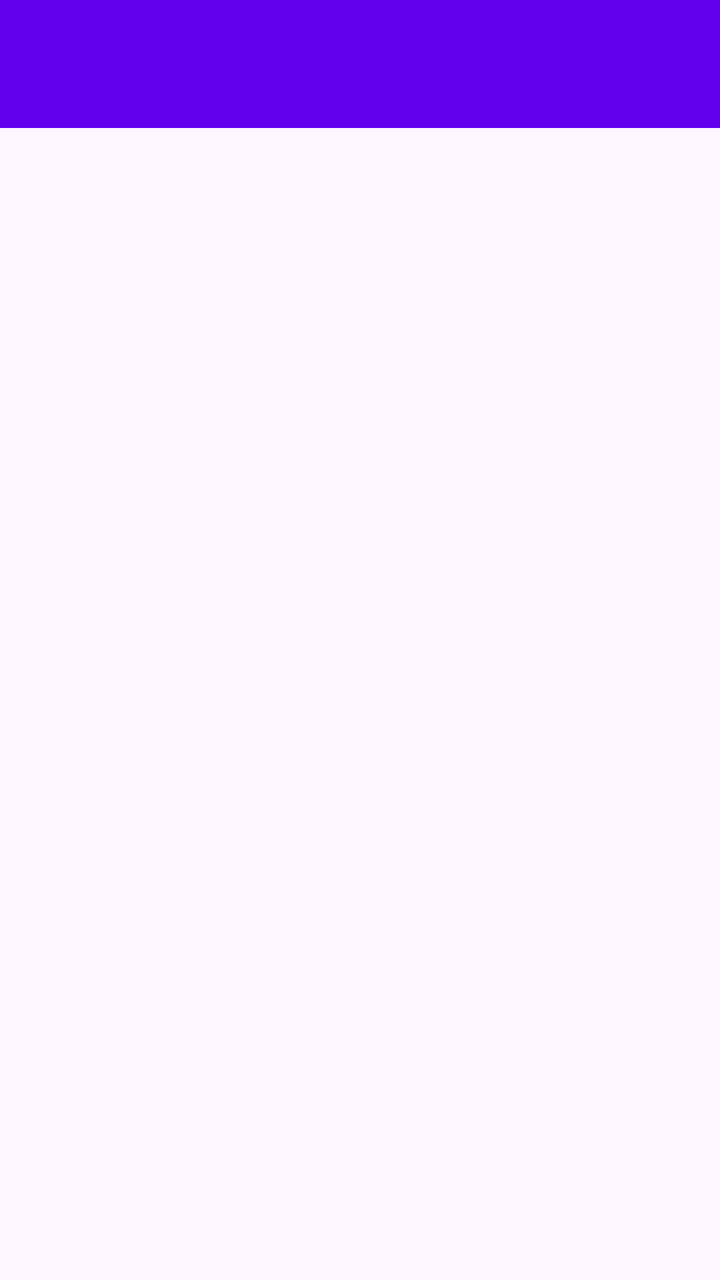
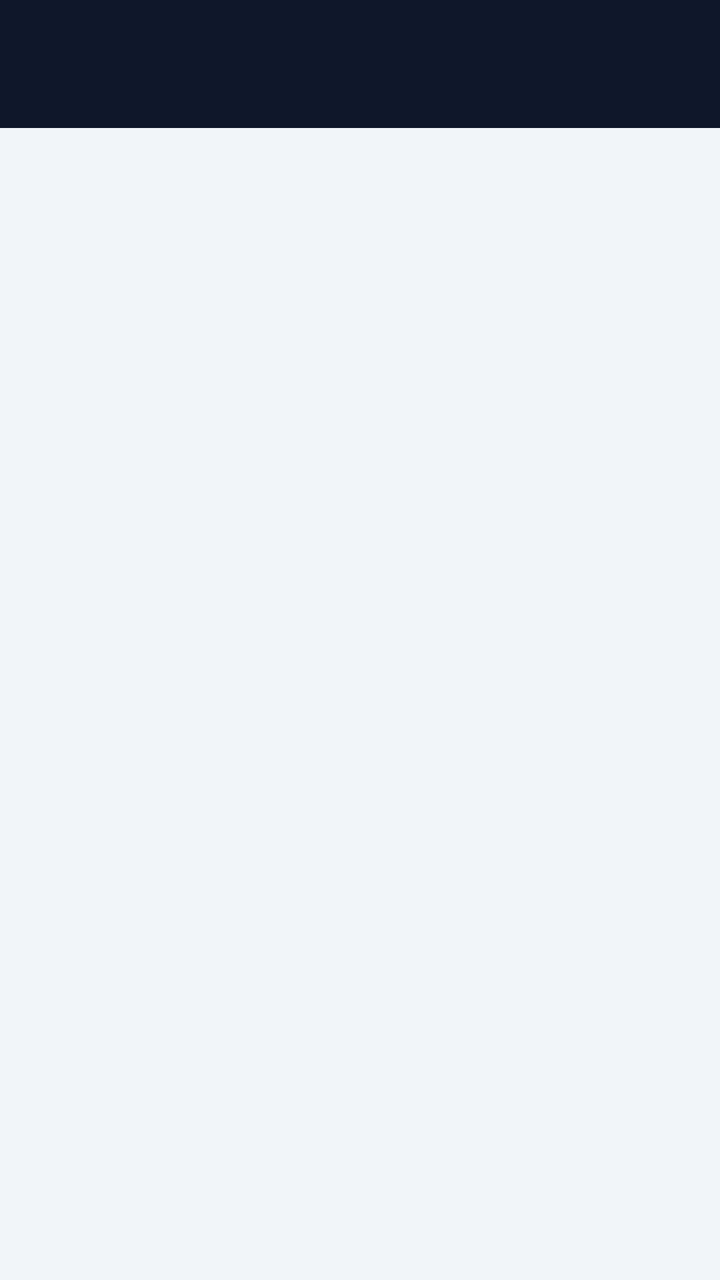

Before-and-after screenshots of an Android layout around one commit, followed by the original layout XML and the change that was made.
<!-- AndroidManifest.xml: activity theme Theme.DownloadManager -->
<!-- res/layout/activity_settings.xml -->
<?xml version="1.0" encoding="utf-8"?>
<LinearLayout
    xmlns:android="http://schemas.android.com/apk/res/android"
    xmlns:app="http://schemas.android.com/apk/res-auto"
    xmlns:tools="http://schemas.android.com/tools"
    android:layout_width="match_parent"
    android:layout_height="match_parent"
    android:orientation="vertical"
    tools:context=".activity.SettingsActivity">

    <com.google.android.material.appbar.MaterialToolbar
        android:id="@+id/toolbar"
        android:layout_width="match_parent"
        android:layout_height="?attr/actionBarSize"
        android:background="?attr/colorPrimary"
        android:elevation="4dp"
        app:titleTextColor="@android:color/white" />

    <FrameLayout
        android:id="@+id/settings_container"
        android:layout_width="match_parent"
        android:layout_height="match_parent" />

</LinearLayout>
<!-- resources referenced by this layout -->
<resources>
  <style name="Theme.DownloadManager" parent="Theme.Material3.DayNight.NoActionBar">
          <item name="colorPrimary">@color/colorPrimary</item>
          <item name="colorPrimaryDark">@color/colorPrimaryDark</item>
          <item name="colorAccent">@color/colorAccent</item>
          <item name="colorOnPrimary">@color/colorOnPrimary</item>
          <item name="colorSurface">@color/colorSurface</item>
          <item name="colorOnSurface">@color/colorOnSurface</item>
          <item name="android:statusBarColor">@color/colorPrimaryDark</item>
          <item name="android:windowLightStatusBar">false</item>
      </style>
  <color name="colorPrimary">@color/purple_500</color>
  <color name="colorPrimaryDark">@color/purple_700</color>
  <color name="colorAccent">@color/teal_200</color>
  <color name="colorOnPrimary">@color/white</color>
  <color name="colorSurface">@color/white</color>
  <color name="colorOnSurface">@color/black</color>
  <color name="purple_500">#FF6200EE</color>
  <color name="purple_700">#FF3700B3</color>
  <color name="teal_200">#FF03DAC5</color>
  <color name="white">#FFFFFFFF</color>
  <color name="black">#FF000000</color>
</resources>

<!-- the commit's change to res/layout/activity_settings.xml (unified diff, before → after) -->
@@ -5,6 +5,7 @@
     xmlns:tools="http://schemas.android.com/tools"
     android:layout_width="match_parent"
     android:layout_height="match_parent"
+    android:background="@color/colorBackground"
     android:orientation="vertical"
     tools:context=".activity.SettingsActivity">
 
@@ -12,8 +13,9 @@
         android:id="@+id/toolbar"
         android:layout_width="match_parent"
         android:layout_height="?attr/actionBarSize"
-        android:background="?attr/colorPrimary"
+        android:background="@color/colorHeaderBg"
         android:elevation="4dp"
+        app:navigationIconTint="@android:color/white"
         app:titleTextColor="@android:color/white" />
 
     <FrameLayout
<!-- resource entries referenced after the edit -->
@@ -1,25 +1,24 @@
 <!-- resources referenced by this layout -->
 <resources>
+  <color name="colorBackground">#FFF1F5F9</color>
+  <color name="colorHeaderBg">#FF0F172A</color>
   <style name="Theme.DownloadManager" parent="Theme.Material3.DayNight.NoActionBar">
           <item name="colorPrimary">@color/colorPrimary</item>
           <item name="colorPrimaryDark">@color/colorPrimaryDark</item>
           <item name="colorAccent">@color/colorAccent</item>
+          <item name="colorSecondary">@color/colorAccent</item>
           <item name="colorOnPrimary">@color/colorOnPrimary</item>
           <item name="colorSurface">@color/colorSurface</item>
           <item name="colorOnSurface">@color/colorOnSurface</item>
-          <item name="android:statusBarColor">@color/colorPrimaryDark</item>
+          <item name="android:windowBackground">@color/colorBackground</item>
+          <item name="android:statusBarColor">@color/colorHeaderBg</item>
           <item name="android:windowLightStatusBar">false</item>
       </style>
-  <color name="colorPrimary">@color/purple_500</color>
-  <color name="colorPrimaryDark">@color/purple_700</color>
-  <color name="colorAccent">@color/teal_200</color>
-  <color name="colorOnPrimary">@color/white</color>
-  <color name="colorSurface">@color/white</color>
-  <color name="colorOnSurface">@color/black</color>
-  <color name="purple_500">#FF6200EE</color>
-  <color name="purple_700">#FF3700B3</color>
-  <color name="teal_200">#FF03DAC5</color>
-  <color name="white">#FFFFFFFF</color>
-  <color name="black">#FF000000</color>
+  <color name="colorPrimary">#FF0284C7</color>
+  <color name="colorPrimaryDark">#FF0F172A</color>
+  <color name="colorAccent">#FF06B6D4</color>
+  <color name="colorOnPrimary">#FFFFFFFF</color>
+  <color name="colorSurface">#FFFFFFFF</color>
+  <color name="colorOnSurface">#FF0F172A</color>
 </resources>
 
